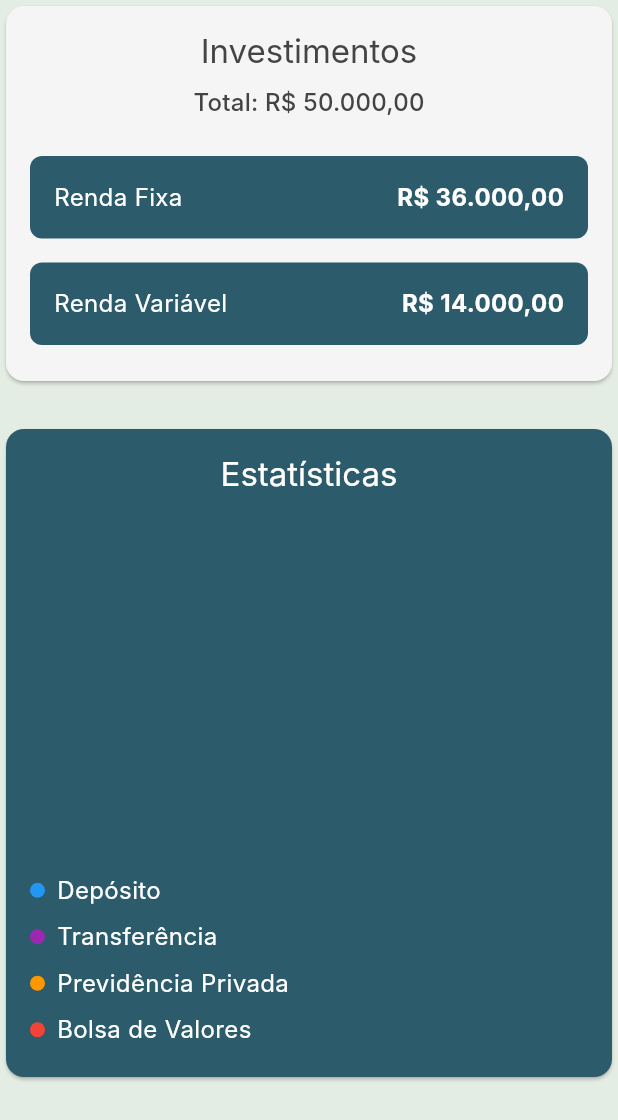
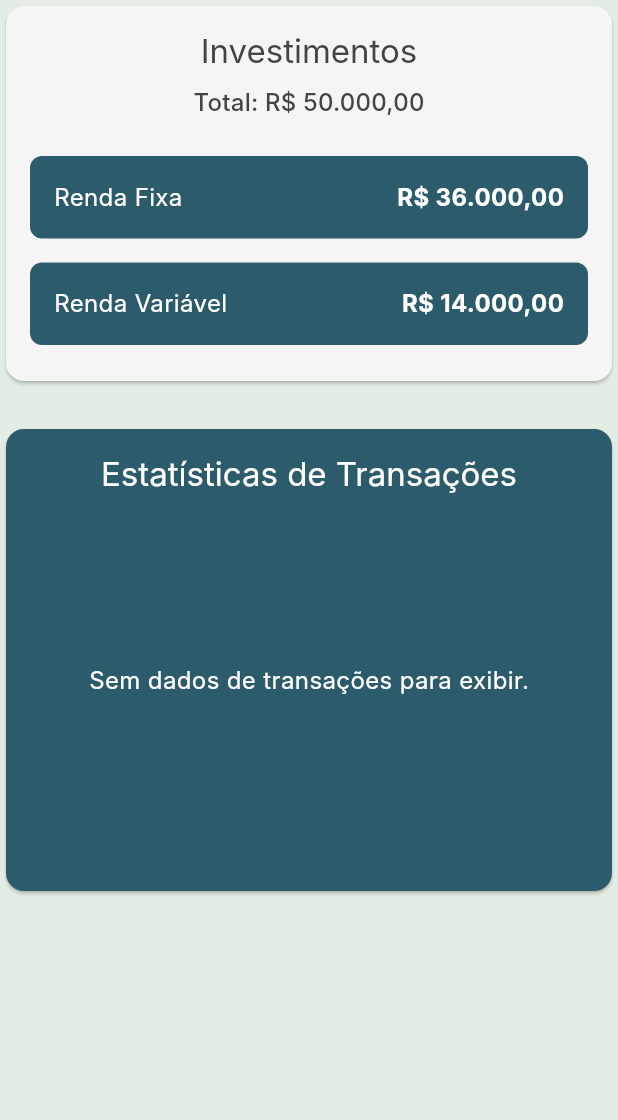
Before and after one commit to jhonsoad/projeto-financeiro-android-app, a Flutter app: the InvestmentsSection widget shown alone on an empty page, opened directly, on a phone screen of 412 x 824 dp. Shown: the top 1120 px of the screen. Run offline on Flutter 3.47's test engine with Material 3 defaults, Android fonts, the phone set to English and light mode, and no system bars; drawn by our look-alikes of fl_chart; our stand-ins replace cloud_firestore, firebase_auth, firebase_core, firebase_storage, flutter_svg, image_picker and 1 more; accounts and stored records are empty; Roboto replaces fonts that are missing (Inter); project files that could hold a hidden picture were left out.

Commit message:
adiciona depositos ao grafico

```diff
--- a/lib/widgets/dashboard/investments_section.dart
+++ b/lib/widgets/dashboard/investments_section.dart
@@ -83,27 +83,31 @@ class InvestmentsSection extends StatelessWidget {
   }
 
   Widget _buildStatsCard(BuildContext context) {
-    final Map<String, double> spendingByCategory = {};
+    final Map<String, double> amountByCategory = {};
+    double totalAmount = 0;
+
     for (var transaction in transactions) {
-      if (transaction.amount < 0) {
-        spendingByCategory.update(
+      amountByCategory.update(
         transaction.type,
         (value) => value + transaction.amount.abs(),
         ifAbsent: () => transaction.amount.abs(),
       );
-      }
+      totalAmount += transaction.amount.abs();
     }
 
-    final List<PieChartSectionData>
-    pieChartSections = spendingByCategory.entries.map((entry) {
+    final List<PieChartSectionData> pieChartSections =
+        amountByCategory.entries.map((entry) {
           final isTouched = false;
           final fontSize = isTouched ? 25.0 : 16.0;
           final radius = isTouched ? 60.0 : 50.0;
+          final percentage = totalAmount > 0
+              ? (entry.value / totalAmount * 100)
+              : 0;
+
           return PieChartSectionData(
             color: _getColorForCategory(entry.key),
             value: entry.value,
-        title:
-            '${(entry.value / spendingByCategory.values.reduce((a, b) => a + b) * 100).toStringAsFixed(0)}%',
+            title: '${percentage.toStringAsFixed(0)}%',
             radius: radius,
             titleStyle: TextStyle(
               fontSize: fontSize,
@@ -120,7 +124,7 @@ class InvestmentsSection extends StatelessWidget {
         child: Column(
           children: [
             Text(
-              'Estatísticas',
+              'Estatísticas de Transações',
               style: Theme.of(
                 context,
               ).textTheme.titleLarge?.copyWith(color: Colors.white),
@@ -128,7 +132,14 @@ class InvestmentsSection extends StatelessWidget {
             const SizedBox(height: 24),
             SizedBox(
               height: 200,
-              child: PieChart(
+              child: pieChartSections.isEmpty
+                  ? const Center(
+                      child: Text(
+                        'Sem dados de transações para exibir.',
+                        style: TextStyle(color: Colors.white),
+                      ),
+                    )
+                  : PieChart(
                       PieChartData(
                         sections: pieChartSections,
                         borderData: FlBorderData(show: false),
@@ -138,7 +149,7 @@ class InvestmentsSection extends StatelessWidget {
                     ),
             ),
             const SizedBox(height: 24),
-            _buildLegend(context),
+            _buildDynamicLegend(context, amountByCategory),
           ],
         ),
       ),
@@ -148,22 +159,25 @@ class InvestmentsSection extends StatelessWidget {
   Color _getColorForCategory(String category) {
     switch (category) {
       case 'Depósito':
-        return Colors.blue;
+        return Colors.green;
       case 'Transferência':
-        return Colors.purple;
+        return Colors.red;
       default:
         return Colors.grey;
     }
   }
 
-  Widget _buildLegend(BuildContext context) {
+  Widget _buildDynamicLegend(
+    BuildContext context,
+    Map<String, double> data,
+  ) {
     return Column(
-      children: [
-        _legendItem(Colors.blue, 'Depósito'),
-        _legendItem(Colors.purple, 'Transferência'),
-        _legendItem(Colors.orange, 'Previdência Privada'),
-        _legendItem(Colors.red, 'Bolsa de Valores'),
-      ],
+      children: data.entries.map((entry) {
+        return _legendItem(
+          _getColorForCategory(entry.key),
+          entry.key,
+        );
+      }).toList(),
     );
   }
 
```
Lines whose indentation alone changed are shown as unchanged.
